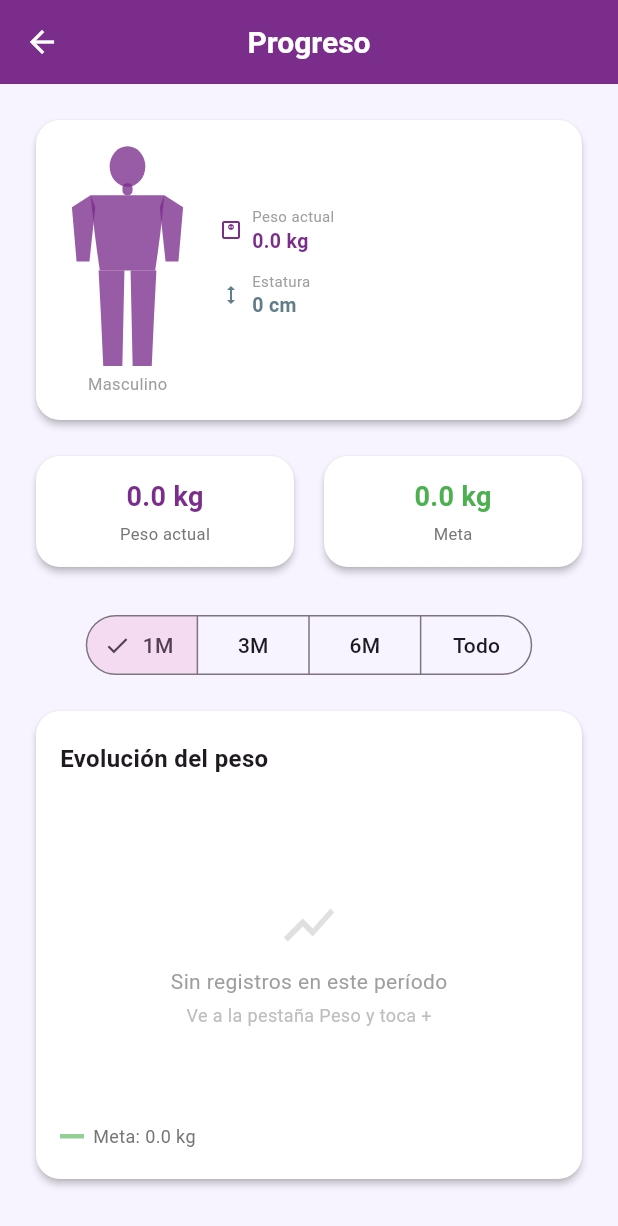
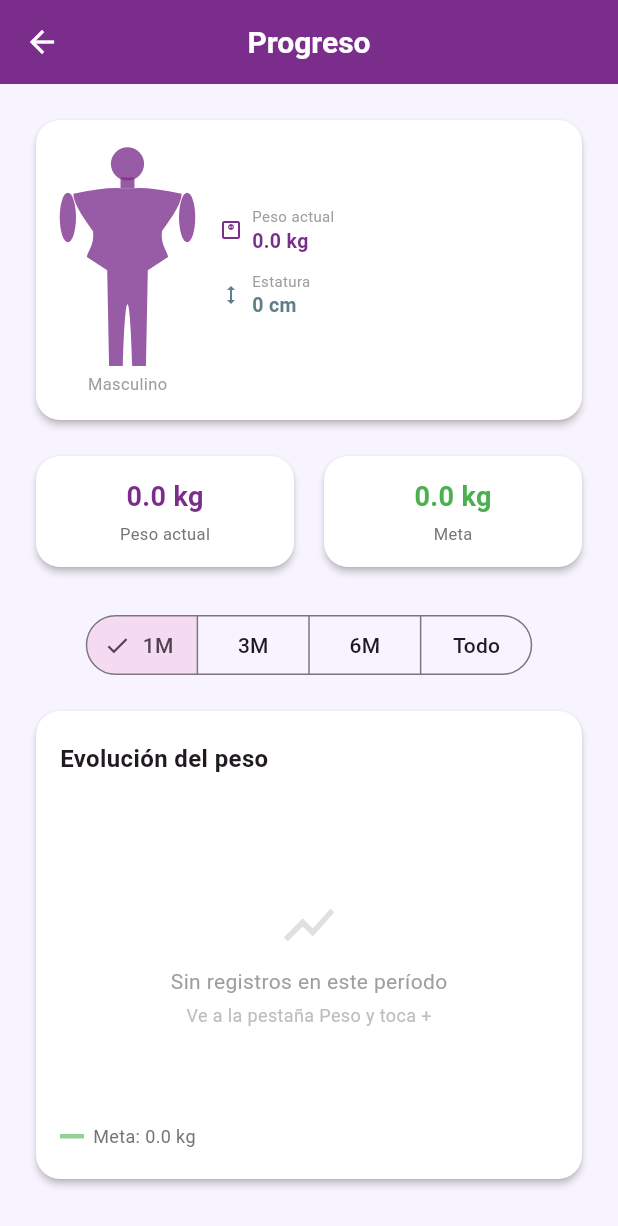
Before and after one commit to msmgxe/PepDocs, a Flutter app: the ProgressScreen screen opened directly, after a tap on "1M", on a phone screen of 412 x 824 dp. Shown: the top 1226 px of the screen. Run offline on Flutter 3.47's test engine with Material 3 defaults, Android fonts, the phone set to English and light mode, and no system bars; our stand-ins replace fl_chart, image_picker, supabase_flutter, table_calendar; missing offline and left inert: device_calendar; accounts and stored records are empty.

Commit message:
Fix: datos frescos por tab, figura humana mejorada, colores gráfico lila
- main_shell: IndexedStack → _tabs[_currentIndex] para que cada pantalla
  recargue sus datos al volver a ella (fix progreso no refrescaba)
- progress_screen: _HumanPainter rediseñado con cabeza circular, brazos ovales
  naturales (no rectangulares), torso bezier hourglass suave, piernas con arco
- progress_screen: colores gráfico en lila (kPrimary) en grid, ejes Y/X y bordes
  en lugar de grises

Co-Authored-By: Claude Sonnet 4.6 <noreply@anthropic.com>

```diff
--- a/mobile_flutter/lib/screens/tabs/progress_screen.dart
+++ b/mobile_flutter/lib/screens/tabs/progress_screen.dart
@@ -251,12 +251,23 @@ class _ProgressScreenState extends State<ProgressScreen> {
                                         horizontalInterval: 5,
                                         getDrawingHorizontalLine: (v) =>
                                             FlLine(
-                                          color: Colors.grey[200]!,
+                                          color: kPrimary.withValues(alpha: 0.12),
                                           strokeWidth: 1,
                                         ),
                                       ),
-                                      borderData:
-                                          FlBorderData(show: false),
+                                      borderData: FlBorderData(
+                                        show: true,
+                                        border: Border(
+                                          bottom: BorderSide(
+                                            color: kPrimary.withValues(alpha: 0.25),
+                                            width: 1.5,
+                                          ),
+                                          left: BorderSide(
+                                            color: kPrimary.withValues(alpha: 0.25),
+                                            width: 1.5,
+                                          ),
+                                        ),
+                                      ),
                                       titlesData: FlTitlesData(
                                         leftTitles: AxisTitles(
                                           sideTitles: SideTitles(
@@ -267,7 +278,7 @@ class _ProgressScreenState extends State<ProgressScreen> {
                                               v.toStringAsFixed(0),
                                               style: TextStyle(
                                                   fontSize: 11,
-                                                  color: Colors.grey[600]),
+                                                  color: kPrimary.withValues(alpha: 0.7)),
                                             ),
                                           ),
                                         ),
@@ -311,8 +322,7 @@ class _ProgressScreenState extends State<ProgressScreen> {
                                                       : '',
                                                   style: TextStyle(
                                                       fontSize: 10,
-                                                      color:
-                                                          Colors.grey[600]),
+                                                      color: kPrimary.withValues(alpha: 0.7)),
                                                 ),
                                               );
                                             },
@@ -483,78 +493,96 @@ class _HumanPainter extends CustomPainter {
 
   @override
   void paint(Canvas canvas, Size s) {
-    final paint = Paint()..color = color..style = PaintingStyle.fill;
+    final p = Paint()..color = color..style = PaintingStyle.fill;
     final cx = s.width / 2;
 
-    // ── Head (oval) ─────────────────────────────────────────────────────────
-    final headRx = s.width * 0.145;
-    final headRy = s.width * 0.165;
-    final headCy = headRy + s.height * 0.01;
-    canvas.drawOval(
-      Rect.fromCenter(
-          center: Offset(cx, headCy), width: headRx * 2, height: headRy * 2),
-      paint,
-    );
+    // ── Head (circle) ────────────────────────────────────────────────────────
+    final hR = s.width * 0.135;
+    final hCy = hR + s.height * 0.015;
+    canvas.drawCircle(Offset(cx, hCy), hR, p);
 
     // ── Neck ─────────────────────────────────────────────────────────────────
-    final neckW = s.width * 0.082;
-    final neckTop = headCy + headRy * 0.82;
-    final neckBot = neckTop + s.height * 0.055;
-    final neckPath = Path()
-      ..addRRect(RRect.fromRectAndRadius(
-        Rect.fromLTRB(cx - neckW / 2, neckTop, cx + neckW / 2, neckBot),
-        const Radius.circular(3),
-      ));
-    canvas.drawPath(neckPath, paint);
+    final nW = hR * 0.42;
+    final nTop = hCy + hR * 0.82;
+    final nBot = nTop + s.height * 0.048;
+    canvas.drawRect(Rect.fromLTRB(cx - nW, nTop, cx + nW, nBot), p);
 
-    // ── Torso with waist curve ───────────────────────────────────────────────
-    final shW = isFemale ? s.width * 0.50 : s.width * 0.60;
-    final hipW = isFemale ? s.width * 0.54 : s.width * 0.45;
-    final waistW = isFemale ? s.width * 0.34 : s.width * 0.42;
-    final tTop = neckBot;
-    final tBot = s.height * 0.57;
-    final waistY = tTop + (tBot - tTop) * 0.52;
+    // ── Proportions ──────────────────────────────────────────────────────────
+    final shW = isFemale ? s.width * 0.37 : s.width * 0.44;
+    final wW  = isFemale ? s.width * 0.21 : s.width * 0.28;
+    final hW  = isFemale ? s.width * 0.39 : s.width * 0.33;
+    final shY = nBot;
+    final wY  = shY + s.height * 0.195;
+    final hY  = wY  + s.height * 0.115;
+    final cY  = hY  + s.height * 0.06;
+    final lGap = s.width * 0.038;
+    final lW   = hW * 0.385;
 
-    final torso = Path()
-      ..moveTo(cx - shW / 2, tTop)
-      ..lineTo(cx + shW / 2, tTop)
-      ..quadraticBezierTo(
-          cx + waistW / 2 + s.width * 0.06, waistY, cx + hipW / 2, tBot)
-      ..lineTo(cx - hipW / 2, tBot)
-      ..quadraticBezierTo(
-          cx - waistW / 2 - s.width * 0.06, waistY, cx - shW / 2, tTop)
-      ..close();
-    canvas.drawPath(torso, paint);
-
-    // ── Arms ─────────────────────────────────────────────────────────────────
-    final aW = s.width * 0.095;
-    final aLen = (tBot - tTop) * 0.88;
+    // ── Arms — oval shapes hanging naturally at sides ─────────────────────────
+    final aHW = s.width * 0.066;
+    final aTop = shY + s.height * 0.02;
+    final aBot = wY + s.height * 0.048;
     for (final side in [-1.0, 1.0]) {
-      final ax = cx + side * shW / 2;
-      final arm = Path()
-        ..moveTo(ax, tTop)
-        ..lineTo(ax + side * aW * 1.6, tTop + aLen * 0.18)
-        ..lineTo(ax + side * aW * 1.2, tTop + aLen)
-        ..lineTo(ax + side * aW * 0.1, tTop + aLen)
-        ..lineTo(ax - side * aW * 0.4, tTop + aLen * 0.18)
-        ..close();
-      canvas.drawPath(arm, paint);
+      final ax = cx + side * (shW + aHW * 0.68);
+      canvas.drawOval(
+        Rect.fromCenter(
+          center: Offset(ax, (aTop + aBot) / 2),
+          width: aHW * 2,
+          height: aBot - aTop,
+        ),
+        p,
+      );
     }
 
-    // ── Legs ─────────────────────────────────────────────────────────────────
-    final lW = s.width * 0.21;
-    final gap = s.width * 0.025;
-    for (final side in [-1.0, 1.0]) {
-      final lx = cx + side * gap;
-      final leg = Path()
-        ..moveTo(lx, tBot)
-        ..lineTo(lx + side * lW, tBot)
-        ..quadraticBezierTo(
-            lx + side * lW * 0.9, s.height * 0.78, lx + side * lW * 0.82, s.height)
-        ..lineTo(lx + side * lW * 0.08, s.height)
-        ..close();
-      canvas.drawPath(leg, paint);
-    }
+    // ── Torso + Legs (single smooth bezier path) ──────────────────────────────
+    final body = Path()
+      ..moveTo(cx - nW, shY)
+      // Left neck → shoulder
+      ..quadraticBezierTo(
+          cx - shW * 0.44, shY - s.height * 0.004, cx - shW, shY + s.height * 0.025)
+      // Left shoulder → waist (cubic hourglass)
+      ..cubicTo(
+        cx - shW,        shY + (wY - shY) * 0.42,
+        cx - wW * 1.08,  wY  - (wY - shY) * 0.12,
+        cx - wW,         wY,
+      )
+      // Left waist → hip
+      ..cubicTo(
+        cx - wW * 0.95, wY  + (hY - wY) * 0.52,
+        cx - hW,        hY  - (hY - wY) * 0.18,
+        cx - hW,        hY,
+      )
+      // Left hip → left leg outer
+      ..lineTo(cx - lGap - lW,        cY)
+      ..lineTo(cx - lGap - lW * 0.88, s.height)
+      ..lineTo(cx - lGap,             s.height)
+      // Crotch arch
+      ..cubicTo(
+        cx - lGap * 0.5, cY + (s.height - cY) * 0.14,
+        cx + lGap * 0.5, cY + (s.height - cY) * 0.14,
+        cx + lGap,       s.height,
+      )
+      ..lineTo(cx + lGap + lW * 0.88, s.height)
+      ..lineTo(cx + lGap + lW,        cY)
+      ..lineTo(cx + hW,               hY)
+      // Right hip → waist
+      ..cubicTo(
+        cx + hW,        hY  - (hY - wY) * 0.18,
+        cx + wW * 0.95, wY  + (hY - wY) * 0.52,
+        cx + wW,        wY,
+      )
+      // Right waist → shoulder
+      ..cubicTo(
+        cx + wW * 1.08, wY  - (wY - shY) * 0.12,
+        cx + shW,       shY + (wY - shY) * 0.42,
+        cx + shW,       shY + s.height * 0.025,
+      )
+      // Right shoulder → neck
+      ..quadraticBezierTo(
+          cx + shW * 0.44, shY - s.height * 0.004, cx + nW, shY)
+      ..close();
+
+    canvas.drawPath(body, p);
   }
 
   @override
--- a/mobile_flutter/lib/widgets/main_shell.dart
+++ b/mobile_flutter/lib/widgets/main_shell.dart
@@ -66,10 +66,7 @@ class _MainShellState extends State<MainShell> {
     }
 
     return Scaffold(
-      body: IndexedStack(
-        index: _currentIndex,
-        children: _tabs,
-      ),
+      body: _tabs[_currentIndex],
       bottomNavigationBar: BottomNavigationBar(
         currentIndex: _currentIndex,
         onTap: (i) => setState(() => _currentIndex = i),
```
